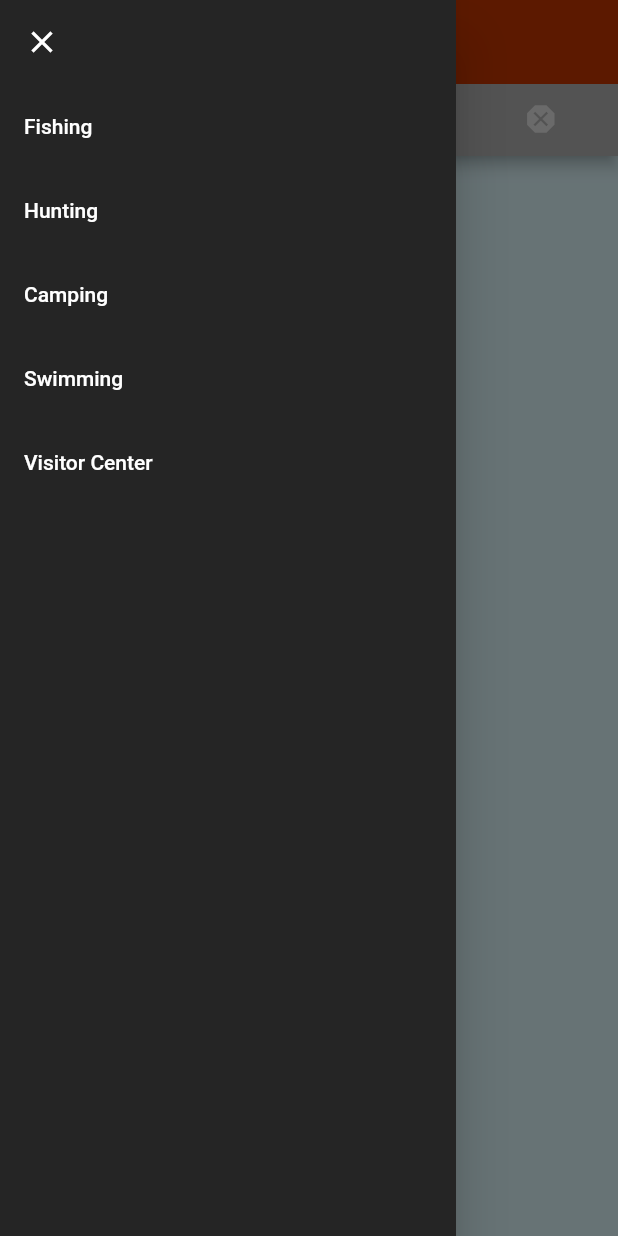
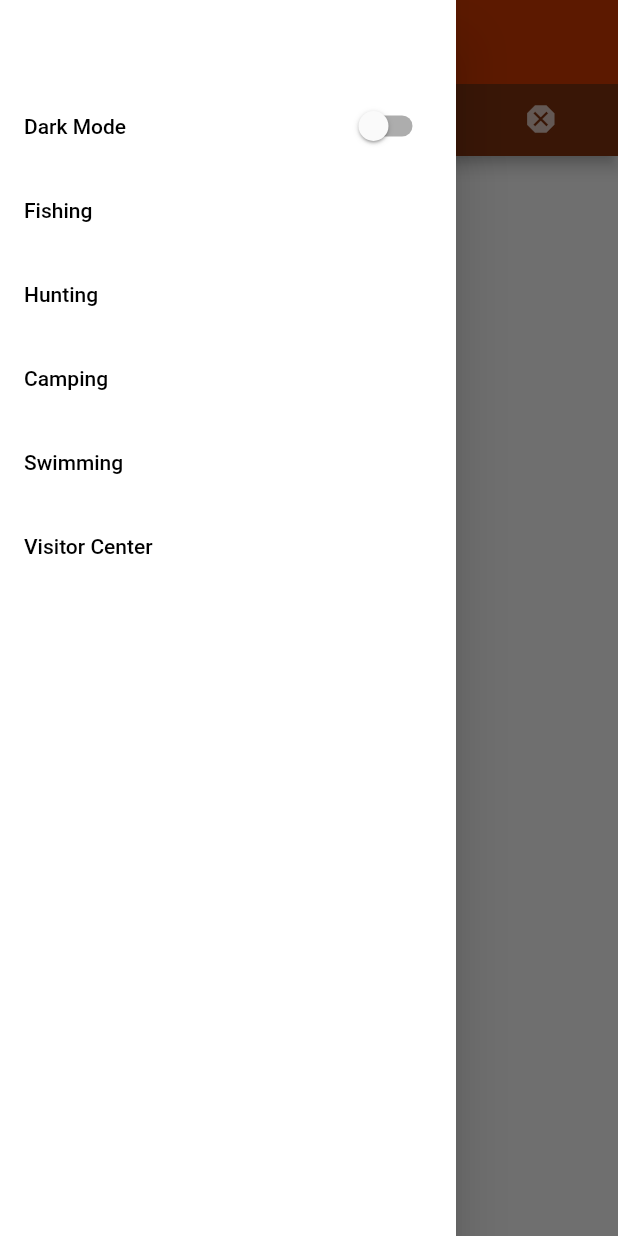
Before and after one commit to 8Gates/outline_app, a Flutter app: the screen it shows after launch, with the side drawer open, on a phone screen of 412 x 824 dp. Run offline on Flutter 3.47's test engine with Material 2 defaults, Android fonts, the phone set to English and light mode, and no system bars; Roboto replaces fonts that are missing (Road_Rage).

Commit message:
main_tab_controller updated to stateful widget and added dark mode switch

```diff
--- a/lib/main_drawer.dart
+++ b/lib/main_drawer.dart
@@ -1,8 +1,16 @@
 import 'package:flutter/material.dart';
+import 'outline_app.dart';
 
-class MainDrawer extends StatelessWidget {
-  const MainDrawer({super.key});
+class MainDrawer extends StatefulWidget {
+  final darkMode;
+  final void Function() flipDarkMode;
+  const MainDrawer(this.darkMode, {super.key, required this.flipDarkMode});
 
+  @override
+  State<MainDrawer> createState() => _MainDrawerState();
+}
+
+class _MainDrawerState extends State<MainDrawer> {
   @override
   Widget build(BuildContext context) {
     List<Widget> drawerTiles = [
@@ -13,23 +21,43 @@ class MainDrawer extends StatelessWidget {
       ),
       onTap: () { Navigator.pop(context); }
     ),
-    aListTile('Fishing'),
-    aListTile('Hunting'),
-    aListTile('Camping'),
-    aListTile('Swimming'),
-    aListTile('Visitor Center'),
+    ListTile(
+      title: Text(
+        'Dark Mode', style: widget.darkMode? lightTxt() : darkTxt()
+      ),
+      trailing: Switch(
+        value: widget.darkMode,
+        onChanged: (bool value){
+          setState(() {
+            widget.flipDarkMode();
+          });
+        }),
+    ),
+    aListTile('Fishing', widget.darkMode),
+    aListTile('Hunting', widget.darkMode),
+    aListTile('Camping', widget.darkMode),
+    aListTile('Swimming', widget.darkMode),
+    aListTile('Visitor Center', widget.darkMode),
   ];
     return Drawer(
-      backgroundColor: const Color.fromARGB(255, 37, 37, 37),
+      backgroundColor: widget.darkMode? const Color.fromARGB(255, 37, 37, 37) : Colors.white,
       child: ListView(children: drawerTiles,)
     );
   }
 }
 
-Widget aListTile(String text){
+Widget aListTile(String text, darkMode){
   return ListTile(
     title: Text(text,
-      style: const TextStyle(color: Colors.white)
+      style: darkMode? lightTxt() : darkTxt()
     )
   );
 }
+
+TextStyle lightTxt(){
+  return const TextStyle(color: Colors.white);
+}
+
+TextStyle darkTxt(){
+  return const TextStyle(color: Colors.black);
+}
--- a/lib/main_tab_controller.dart
+++ b/lib/main_tab_controller.dart
@@ -2,15 +2,24 @@ import 'package:flutter/material.dart';
 
 import 'main_drawer.dart';
 
-class MainTabController extends StatelessWidget {
-  final String title = 'First Outline';
-
+class MainTabController extends StatefulWidget {
   static const tabs = [
     Tab(icon: Icon(Icons.home)),
     Tab(icon: Icon(Icons.description_rounded)),
     Tab(icon: Icon(Icons.question_answer_outlined)),
     Tab(icon: Icon(Icons.dangerous)),
   ];
+
+  const MainTabController({super.key});
+
+  @override
+  State<MainTabController> createState() => _MainTabControllerState();
+}
+
+class _MainTabControllerState extends State<MainTabController> {
+  final String title = 'First Outline';
+  bool darkMode = false;
+
   final screens = [
     const Align(alignment: Alignment.center, child: Text('temp screen 1')),
     const Align(alignment: Alignment.center, child: Text('temp screen 2')),
@@ -18,7 +27,11 @@ class MainTabController extends StatelessWidget {
     const Align(alignment: Alignment.center, child: Text('temp screen 4')),
   ];
 
-  MainTabController({super.key});
+  void flipDarkMode(){
+    setState(() {
+      darkMode = !darkMode;
+    });
+  }
 
   @override
   Widget build(BuildContext context) {
@@ -28,27 +41,34 @@ class MainTabController extends StatelessWidget {
       child: Scaffold(
         appBar: AppBar(
           title: Text(title, style: const TextStyle(fontFamily: 'Road_Rage'),),
-          backgroundColor: const Color.fromARGB(255, 200, 55, 0),
+          backgroundColor: darkMode? dark() : const Color.fromARGB(255, 200, 55, 0),
           centerTitle: true,
-          bottom: ColoredTabBar(const TabBar(tabs: tabs,))
+          bottom: ColoredTabBar(const TabBar(tabs: MainTabController.tabs), darkMode)
           ),
-          drawer: const MainDrawer(),
-          body: TabBarView(children: screens,)
+          drawer: MainDrawer(darkMode, flipDarkMode: flipDarkMode),
+          body:
+            TabBarView(children: screens),
+            backgroundColor: darkMode? dark() : const Color.fromARGB(244, 240, 240, 240)
       )
     );
   }
 }
 
 class ColoredTabBar extends Container implements PreferredSizeWidget {
-  ColoredTabBar(this.tabBar, {super.key});
+  ColoredTabBar(this.tabBar, this.darkMode, {super.key});
   final TabBar tabBar;
+  final darkMode;
 
   @override
   Size get preferredSize => tabBar.preferredSize;
 
   @override
   Widget build(BuildContext context) => Container(
-    color: const Color.fromARGB(255, 180, 180, 180),
+    color: darkMode? const Color.fromARGB(255, 80, 80, 80) : const Color.fromARGB(255, 124, 48, 13),
     child: tabBar,
   );
 }
+
+dark(){
+  return const Color.fromARGB(255, 61, 61, 61);
+}
```
